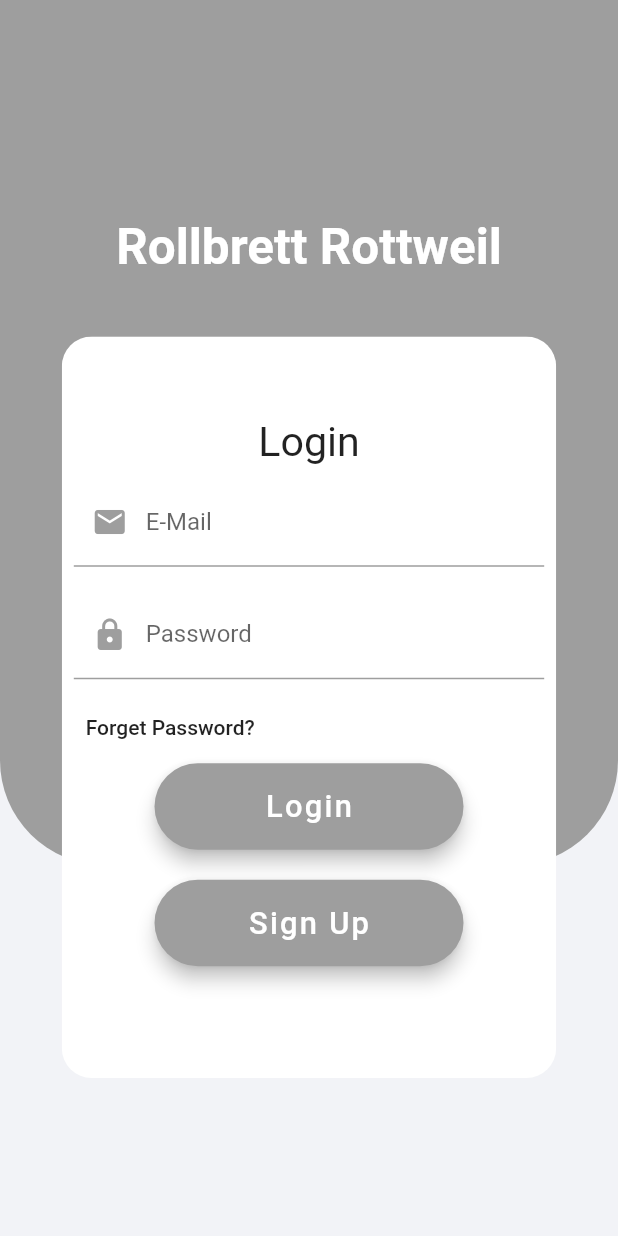
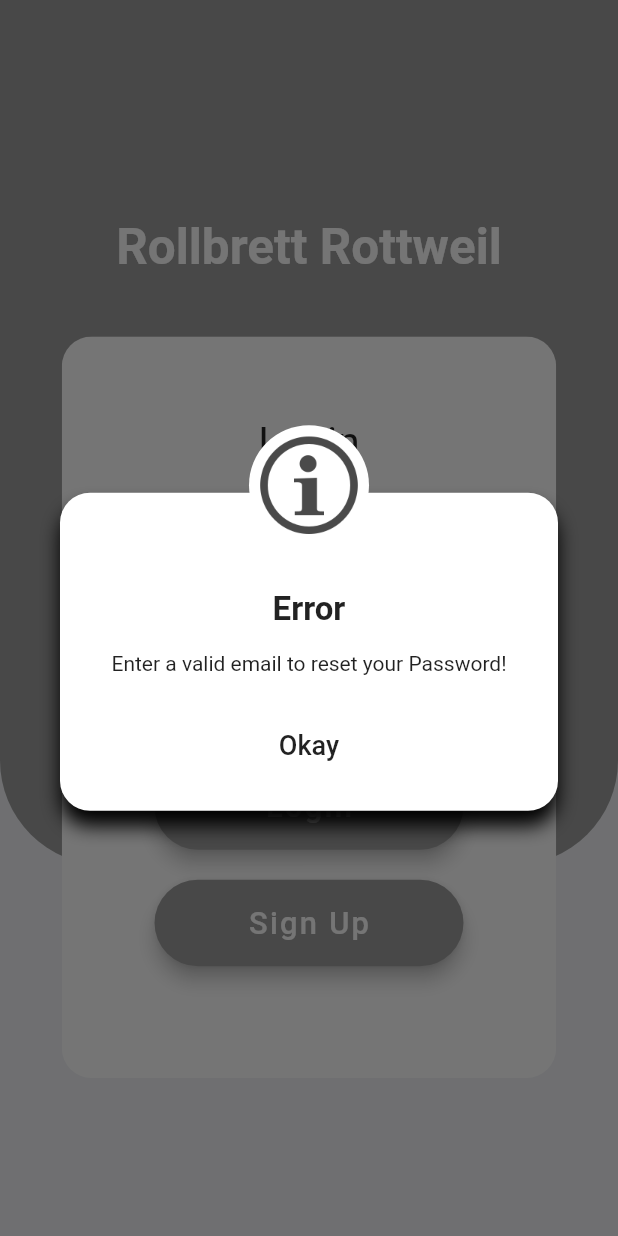
Before and after one commit to xAquaCulinaris/Rollbrett_Flutter, a Flutter app: the screen it shows after launch, after a tap on "Forget Password?", on a phone screen of 412 x 824 dp. Run offline on Flutter 3.47's test engine with Material 2 defaults, Android fonts, the phone set to English and light mode, and no system bars; our stand-ins replace cloud_firestore, email_validator, firebase_auth, firebase_storage, flutter_spinkit, image_picker and 1 more; missing offline and left inert: flutter_beacon, shake, video_thumbnail; accounts and stored records are empty.

Commit message:
added forget password function to login view

```diff
--- a/lib/Login/loginView.dart
+++ b/lib/Login/loginView.dart
@@ -1,4 +1,5 @@
 import 'package:flutter/material.dart';
+import 'package:rollbrett_rottweil/Reusable_Widget/customMessageBox.dart';
 import 'package:rollbrett_rottweil/Reusable_Widget/emailField.dart';
 import 'package:rollbrett_rottweil/Reusable_Widget/loading.dart';
 import 'package:rollbrett_rottweil/Reusable_Widget/logoText.dart';
@@ -49,6 +50,29 @@ class _LoginPageState extends State<LoginPage> {
     Navigator.of(context).pushNamed('/register');
   }
 
+  void _resetPassButtonPressed() async {
+    if (email != '') AuthService.resetPassword(email).then((value) {
+      showDialog(
+          context: context,
+          builder: (BuildContext context) {
+            return CustomMessageBox(
+              "Success",
+              "Password reset link has been sent to your email!",
+              "Okay",
+            );
+          });
+    } );
+    else  showDialog(
+        context: context,
+        builder: (BuildContext context) {
+          return CustomMessageBox(
+            "Error",
+            "Enter a valid email to reset your Password!",
+            "Okay",
+          );
+        });
+  }
+
   Widget _getContainer() {
     return Row(
       mainAxisAlignment: MainAxisAlignment.center,
@@ -95,34 +119,16 @@ class _LoginPageState extends State<LoginPage> {
     );
   }
 
-  Widget _getPassword() {
-    return Padding(
-      padding: EdgeInsets.all(8),
-      child: TextFormField(
-        keyboardType: TextInputType.text,
-        obscureText: true,
-        onChanged: (value) {
-          setState(() {
-            password = value;
-          });
-        },
-        decoration: InputDecoration(
-          prefixIcon: Icon(
-            Icons.lock,
-            color: Colors.grey,
-          ),
-          labelText: 'Password',
-        ),
-      ),
-    );
-  }
-
   Widget _getForgetPassword() {
     return Row(
       mainAxisAlignment: MainAxisAlignment.start,
       crossAxisAlignment: CrossAxisAlignment.start,
       children: [
-        FlatButton(onPressed: () {}, child: Text('Forget Password?')),
+        FlatButton(
+            onPressed: () {
+              _resetPassButtonPressed();
+            },
+            child: Text('Forget Password?')),
       ],
     );
   }
--- a/lib/OwnTheSpot/ProfileView/EditProfile/editProfileView.dart
+++ b/lib/OwnTheSpot/ProfileView/EditProfile/editProfileView.dart
@@ -59,6 +59,8 @@ class _EditProfileViewState extends State<EditProfileView> {
     });
   }
 
+  //TODO add change password logic
+
   void _saveButtonPressed() async {
     print(currentStance);
     bool error = false;
@@ -103,7 +105,7 @@ class _EditProfileViewState extends State<EditProfileView> {
     }
   }
 
-  void setStance(String text) {
+  void _setStance(String text) {
     currentStance = text;
   }
 
@@ -122,7 +124,7 @@ class _EditProfileViewState extends State<EditProfileView> {
                   ProfilePicture(profilePicture),
                   UsernameField(username, _setUsername),
                   PasswordField(_setPassword, 'Password', true),
-                  StanceSelection(currentStance, setStance),
+                  StanceSelection(currentStance, _setStance),
                   RoundedButton('Save', _saveButtonPressed, 40, 20),
                 ],
               ),
--- a/lib/Reusable_Widget/customMessageBox.dart
+++ b/lib/Reusable_Widget/customMessageBox.dart
@@ -60,9 +60,9 @@ class _CustomMessageBoxState extends State<CustomMessageBox> {
           right: 20,
           child: CircleAvatar(
             backgroundColor: Colors.white,
-            radius: 45,
+            radius: 40,
             child: ClipRRect(
-              borderRadius: BorderRadius.all(Radius.circular(45)),
+              borderRadius: BorderRadius.all(Radius.circular(40)),
               child: Image.asset('assets/info_icon.png'),
             ),
           ),
--- a/lib/firebase/authService.dart
+++ b/lib/firebase/authService.dart
@@ -3,7 +3,7 @@ import 'package:rollbrett_rottweil/Class/user.dart';
 import 'package:rollbrett_rottweil/firebase/userService.dart';
 
 class AuthService {
-  final FirebaseAuth _auth = FirebaseAuth.instance;
+  static final FirebaseAuth _auth = FirebaseAuth.instance;
 
   static String userID;
 
@@ -34,6 +34,11 @@ class AuthService {
     }
   }
 
+  static Future<void> resetPassword(String email) async {
+    await _auth.sendPasswordResetEmail(email: email);
+  }
+
+
   Future signOut() async {
     try {
       return await _auth.signOut();
```
